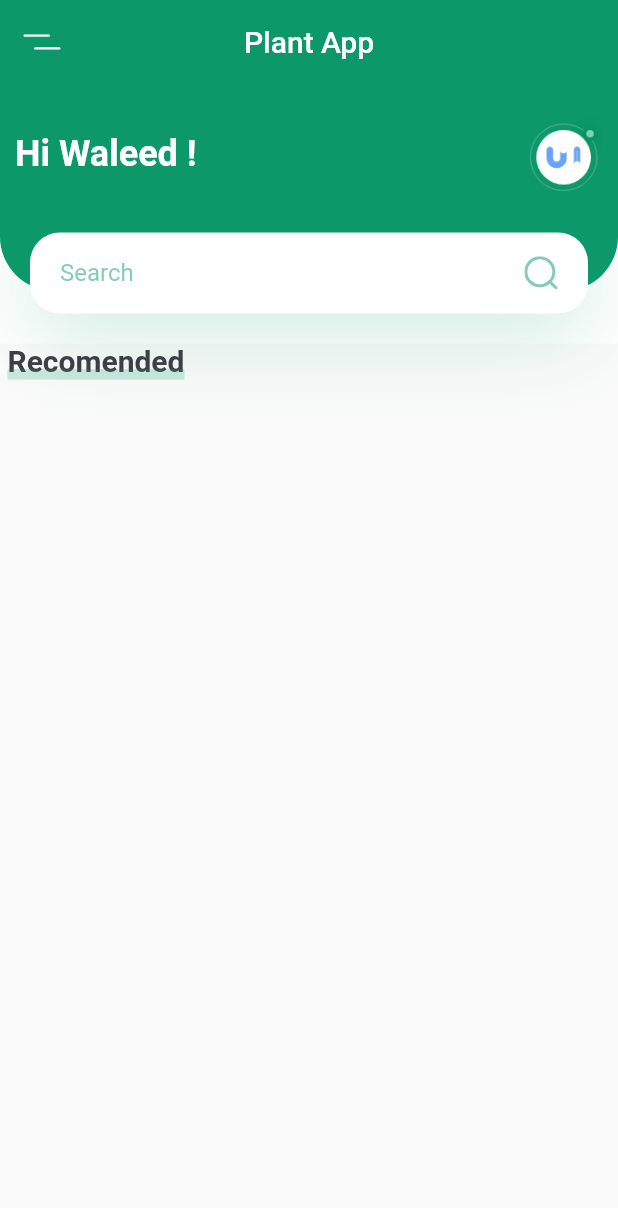
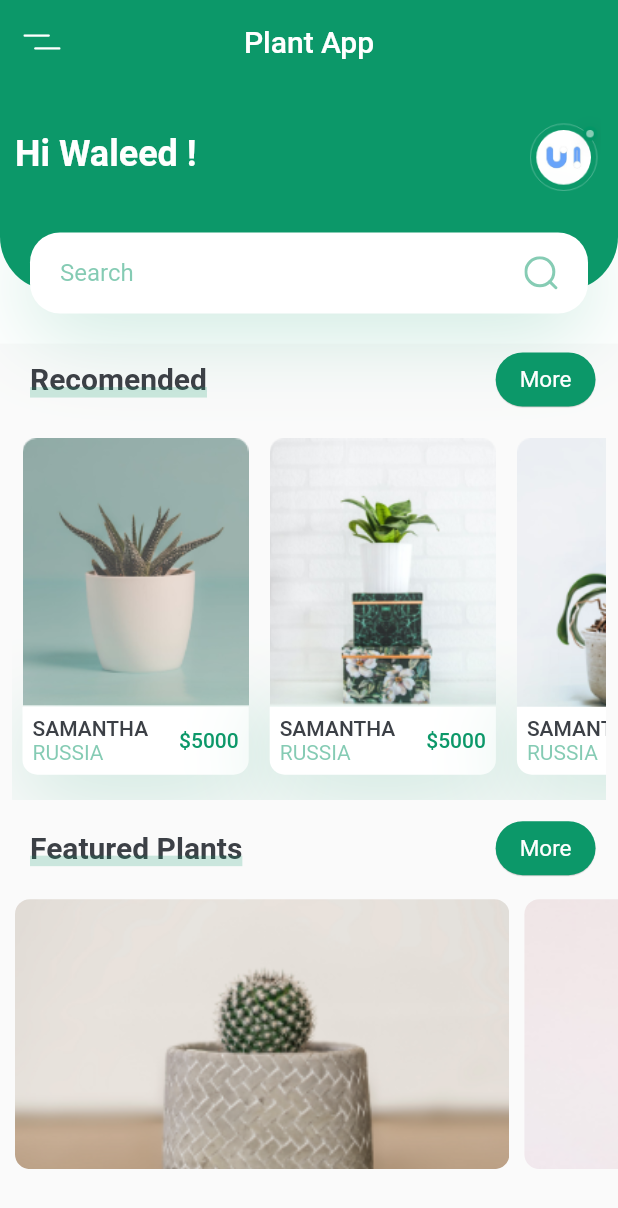
Before and after one commit to KurshanyWaleed/plant_app_flutter_demo, a Flutter app: the screen it shows after launch, on a phone screen of 412 x 824 dp. Shown: the top 1208 px of the screen. Run offline on Flutter 3.47's test engine with Material 2 defaults, Android fonts, the phone set to English and light mode, and no system bars; our stand-ins replace flutter_svg.

Commit message:
first.4 adding titles 50%  commit

```diff
--- a/lib/screens/home/components/body.dart
+++ b/lib/screens/home/components/body.dart
@@ -1,5 +1,8 @@
 import 'package:flutter/material.dart';
 import 'package:palnt_app_flutter/constants.dart';
+import 'package:palnt_app_flutter/screens/home/components/featured_plants.dart';
+import 'package:palnt_app_flutter/screens/home/components/recomend_plants.dart';
+import 'package:palnt_app_flutter/screens/home/components/titlewithMoreBtn.dart';
 
 import 'header_box_search.dart';
 
@@ -13,10 +16,35 @@ class Body extends StatelessWidget {
       child: Column(
         children: [
           HeaderWithBoxSearch(size: size),
-          Row(
-            children: const [
-              TitleWithCustomUnderLine(text: "Recomended"),
-            ],
+          Padding(
+            padding:
+                const EdgeInsets.symmetric(horizontal: kDefaultPadding - 5),
+            child: Row(
+              children: [
+                const TitleWithCustomUnderLine(text: "Recomended"),
+                const Spacer(),
+                titleWithMoreButton(text: "More", press: () {}),
+              ],
+            ),
+          ),
+          const Padding(
+            padding: EdgeInsets.all(8.0),
+            child: RecomendPlants(),
+          ),
+          Padding(
+            padding:
+                const EdgeInsets.symmetric(horizontal: kDefaultPadding - 5),
+            child: Row(
+              children: [
+                const TitleWithCustomUnderLine(text: "Featured Plants"),
+                const Spacer(),
+                titleWithMoreButton(text: "More", press: () {}),
+              ],
+            ),
+          ),
+          const FeaturedPlants(),
+          const SizedBox(
+            height: 10,
           ),
         ],
       ),
@@ -24,34 +52,21 @@ class Body extends StatelessWidget {
   }
 }
 
-class TitleWithCustomUnderLine extends StatelessWidget {
-  const TitleWithCustomUnderLine({
+class FeaturedPlants extends StatelessWidget {
+  const FeaturedPlants({
     Key? key,
-    required this.text,
   }) : super(key: key);
-  final String? text;
 
   @override
   Widget build(BuildContext context) {
-    return Container(
-      height: 24,
-      child: Stack(
+    return SingleChildScrollView(
+      scrollDirection: Axis.horizontal,
+      child: Row(
         children: [
-          Padding(
-            padding: EdgeInsets.only(left: kDefaultPadding / 4),
-            child: Text("$text",
-                style: TextStyle(fontSize: 20, fontWeight: FontWeight.bold)),
-          ),
-          Positioned(
-            bottom: 0,
-            left: 0,
-            right: 0,
-            child: Container(
-              margin: const EdgeInsets.only(left: kDefaultPadding / 4),
-              height: 7,
-              color: kPrimaryColor.withOpacity(0.2),
-            ),
-          )
+          FeaturedWidgetPlantCard(
+              ImagePath: "assets/images/bottom_img_1.png", onPressed: () {}),
+          FeaturedWidgetPlantCard(
+              ImagePath: "assets/images/bottom_img_2.png", onPressed: () {}),
         ],
       ),
     );
--- /dev/null
+++ b/lib/screens/home/components/featured_plants.dart
@@ -0,0 +1,34 @@
+import 'package:flutter/material.dart';
+import 'package:palnt_app_flutter/constants.dart';
+
+class FeaturedWidgetPlantCard extends StatelessWidget {
+  const FeaturedWidgetPlantCard({
+    Key? key,
+    // ignore: non_constant_identifier_names
+    required this.ImagePath,
+    required this.onPressed,
+  }) : super(key: key);
+  // ignore: non_constant_identifier_names
+  final String ImagePath;
+  final void Function()? onPressed;
+
+  @override
+  Widget build(BuildContext context) {
+    Size size = MediaQuery.of(context).size;
+    return GestureDetector(
+      onTap: onPressed,
+      child: Container(
+        margin: const EdgeInsets.only(
+            left: kDefaultPadding / 2,
+            top: kDefaultPadding / 2,
+            bottom: kDefaultPadding / 2),
+        width: size.width * .8,
+        height: 180,
+        decoration: BoxDecoration(
+            borderRadius: BorderRadius.circular(10),
+            image: DecorationImage(
+                image: AssetImage(ImagePath), fit: BoxFit.cover)),
+      ),
+    );
+  }
+}
--- /dev/null
+++ b/lib/screens/home/components/recomend_plants.dart
@@ -0,0 +1,114 @@
+import 'package:flutter/material.dart';
+import 'package:palnt_app_flutter/constants.dart';
+
+class RecomendPlants extends StatelessWidget {
+  const RecomendPlants({
+    Key? key,
+  }) : super(key: key);
+
+  @override
+  Widget build(BuildContext context) {
+    return SingleChildScrollView(
+      scrollDirection: Axis.horizontal,
+      child: Row(
+        children: [
+          RecomendPlantCrad(
+            country: "Russia",
+            image: "assets/images/image_1.png",
+            title: "Samantha",
+            price: 5000,
+            onPress: () {},
+          ),
+          RecomendPlantCrad(
+            country: "Russia",
+            image: "assets/images/image_2.png",
+            title: "Samantha",
+            price: 5000,
+            onPress: () {},
+          ),
+          RecomendPlantCrad(
+            country: "Russia",
+            image: "assets/images/image_3.png",
+            title: "Samantha",
+            price: 5000,
+            onPress: () {},
+          ),
+        ],
+      ),
+    );
+  }
+}
+
+class RecomendPlantCrad extends StatelessWidget {
+  const RecomendPlantCrad(
+      {Key? key,
+      required this.image,
+      required this.title,
+      required this.country,
+      required this.price,
+      required this.onPress})
+      : super(key: key);
+
+  final String image, title, country;
+  final int price;
+  final void Function() onPress;
+
+  @override
+  Widget build(BuildContext context) {
+    Size size = MediaQuery.of(context).size;
+    return Container(
+      padding: const EdgeInsets.all(7),
+      // ? cover 40% of total width
+      width: size.width * 0.4,
+      child: Column(
+        children: [
+          Image.asset(image),
+          GestureDetector(
+            onTap: onPress,
+            child: Container(
+              margin: const EdgeInsets.only(
+                  left: 0, top: 0, bottom: kDefaultPadding * .5),
+              padding: const EdgeInsets.all(kDefaultPadding / 3),
+              decoration: BoxDecoration(
+                  color: Colors.white,
+                  boxShadow: [
+                    BoxShadow(
+                        offset: const Offset(0, 10),
+                        blurRadius: 50,
+                        color: kPrimaryColor.withOpacity(.23)),
+                  ],
+                  borderRadius: const BorderRadius.only(
+                      bottomLeft: Radius.circular(10),
+                      bottomRight: Radius.circular(10))),
+              child: Row(
+                children: [
+                  RichText(
+                    text: TextSpan(
+                      children: [
+                        TextSpan(
+                            text: title.toUpperCase() + "\n",
+                            style: Theme.of(context).textTheme.button),
+                        TextSpan(
+                            text: country.toUpperCase(),
+                            style: TextStyle(
+                                color: kPrimaryColor.withOpacity(0.5))),
+                      ],
+                    ),
+                  ),
+                  const Spacer(),
+                  Text("\$" + price.toString(),
+                      style: Theme.of(context)
+                          .textTheme
+                          .button!
+                          .copyWith(color: kPrimaryColor))
+                ],
+              ),
+            ),
+          )
+        ],
+      ),
+    );
+  }
+}
+
+// ignore: camel_case_types
--- /dev/null
+++ b/lib/screens/home/components/titlewithMoreBtn.dart
@@ -0,0 +1,71 @@
+import 'package:flutter/material.dart';
+
+import '../../../constants.dart';
+
+// ignore: camel_case_types
+class titleWithMoreButton extends StatelessWidget {
+  const titleWithMoreButton({
+    Key? key,
+    required this.press,
+    required this.text,
+  }) : super(key: key);
+  //final VoidCallback press;
+  final void Function() press;
+  final String? text;
+
+  @override
+  Widget build(BuildContext context) {
+    return TextButton(
+      style: TextButton.styleFrom(
+        backgroundColor: customGreen,
+        shape: RoundedRectangleBorder(borderRadius: BorderRadius.circular(20)),
+        primary: Colors.white,
+        elevation: 0.3,
+        textStyle: const TextStyle(fontSize: 20),
+      ),
+      onPressed: press,
+      child: Padding(
+        padding: const EdgeInsets.only(left: 8, right: 8, bottom: 0, top: 0),
+        child: Text(
+          text!,
+          style: const TextStyle(fontSize: 15),
+        ),
+      ),
+    );
+  }
+}
+
+class TitleWithCustomUnderLine extends StatelessWidget {
+  const TitleWithCustomUnderLine({
+    Key? key,
+    required this.text,
+  }) : super(key: key);
+  final String? text;
+
+  @override
+  Widget build(BuildContext context) {
+    return Container(
+      height: 24,
+      child: Stack(
+        children: [
+          Padding(
+            padding: const EdgeInsets.only(left: kDefaultPadding / 4),
+            child: Text("$text",
+                style:
+                    const TextStyle(fontSize: 20, fontWeight: FontWeight.bold)),
+          ),
+          Positioned(
+            bottom: 0,
+            left: 0,
+            right: 0,
+            child: Container(
+              margin: const EdgeInsets.only(left: kDefaultPadding / 4),
+              height: 7,
+              color: kPrimaryColor.withOpacity(0.2),
+            ),
+          )
+        ],
+      ),
+    );
+  }
+}
```
